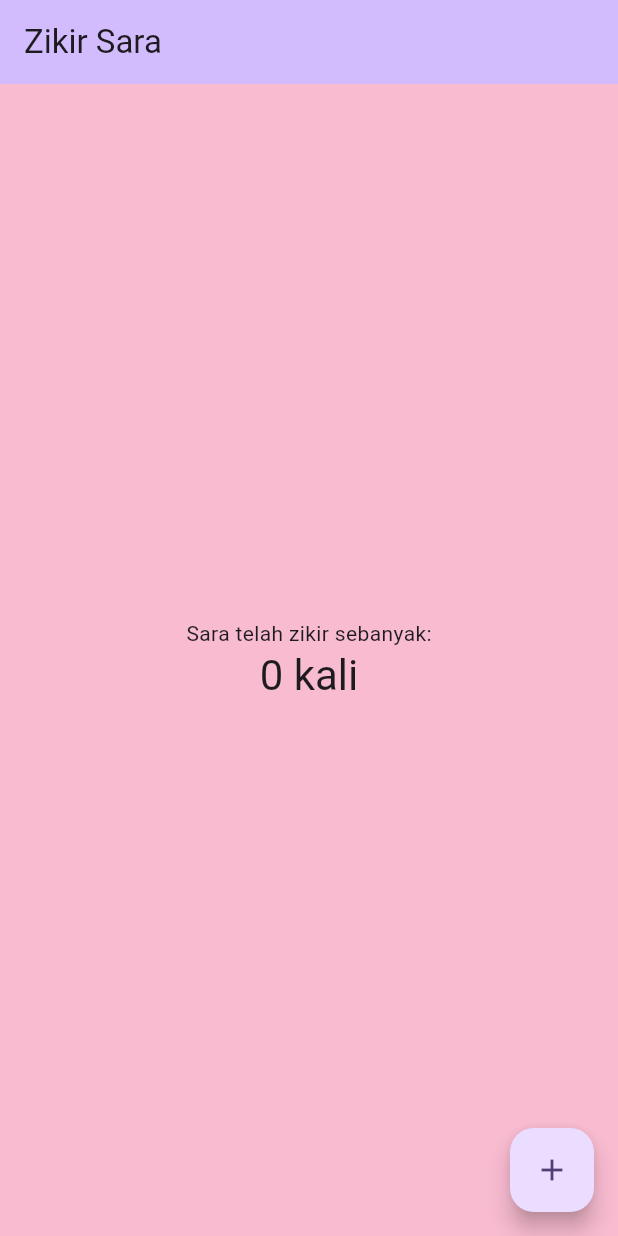
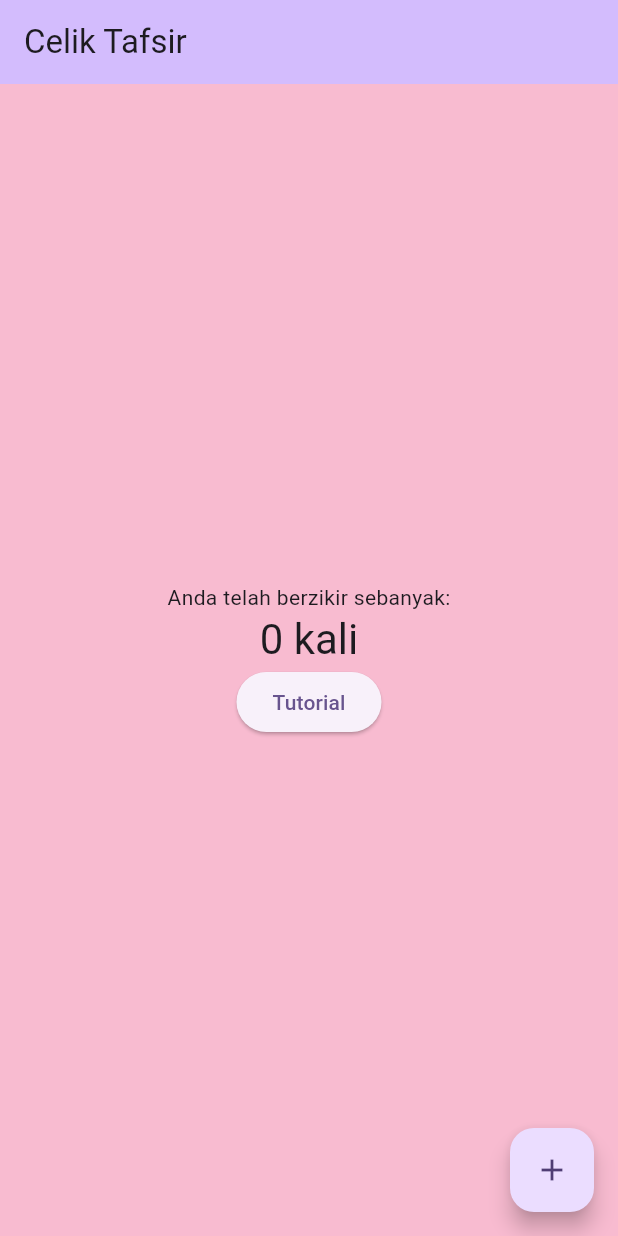
Before and after one commit to C24-S60348/celiktafsirv4, a Flutter app: the screen it shows after launch, on a phone screen of 412 x 824 dp. Run offline on Flutter 3.47's test engine with Material 3 defaults, Android fonts, the light colour scheme and no system bars.

Commit message:
tutorial page functional

```diff
--- /dev/null
+++ b/lib/homepage.dart
@@ -0,0 +1,54 @@
+import 'package:flutter/material.dart';
+
+class MyHomePage extends StatefulWidget {
+  const MyHomePage({super.key, required this.title});
+
+  final String title;
+
+  @override
+  State<MyHomePage> createState() => _MyHomePageState();
+}
+
+class _MyHomePageState extends State<MyHomePage> {
+  int _counter = 0;
+
+  void _incrementCounter() {
+    setState(() {
+      _counter++;
+    });
+  }
+
+  @override
+  Widget build(BuildContext context) {
+    return Scaffold(
+      appBar: AppBar(
+        backgroundColor: Theme.of(context).colorScheme.inversePrimary,
+        title: Text(widget.title),
+      ),
+      backgroundColor: Colors.pink[100],
+      body: Center(
+        child: Column(
+          mainAxisAlignment: MainAxisAlignment.center,
+          children: <Widget>[
+            const Text('Anda telah berzikir sebanyak:'),
+            Text(
+              '$_counter kali',
+              style: Theme.of(context).textTheme.headlineMedium,
+            ),
+            ElevatedButton(
+              onPressed: () {
+                Navigator.of(context).pushNamed('/tutorial');
+              },
+              child: Text('Tutorial'),
+            ),
+          ],
+        ),
+      ),
+      floatingActionButton: FloatingActionButton(
+        onPressed: _incrementCounter,
+        tooltip: 'Increment',
+        child: const Icon(Icons.add),
+      ),
+    );
+  }
+}
--- a/lib/main.dart
+++ b/lib/main.dart
@@ -1,5 +1,7 @@
 import 'package:flutter/material.dart';
 import 'splashscreen.dart';
+import 'homepage.dart';
+import 'tutorial.dart';
 
 void main() {
   runApp(const MyApp());
@@ -12,116 +14,16 @@ class MyApp extends StatelessWidget {
   @override
   Widget build(BuildContext context) {
     return MaterialApp(
-      title: 'CelikTafsir',
+      title: 'Celik Tafsir',
       theme: ThemeData(
-        // This is the theme of your application.
-        //
-        // TRY THIS: Try running your application with "flutter run". You'll see
-        // the application has a purple toolbar. Then, without quitting the app,
-        // try changing the seedColor in the colorScheme below to Colors.green
-        // and then invoke "hot reload" (save your changes or press the "hot
-        // reload" button in a Flutter-supported IDE, or press "r" if you used
-        // the command line to start the app).
-        //
-        // Notice that the counter didn't reset back to zero; the application
-        // state is not lost during the reload. To reset the state, use hot
-        // restart instead.
-        //
-        // This works for code too, not just values: Most code changes can be
-        // tested with just a hot reload.
         colorScheme: ColorScheme.fromSeed(seedColor: Colors.deepPurple),
       ),
       routes: {
-        '/home': (context) => MyHomePage(title: 'Zikir Sara'),
+        '/home': (context) => MyHomePage(title: 'Celik Tafsir'),
+        '/tutorial': (context) => Tutorial(),
       },
+      // home: Tutorial(),
       home: SplashScreen(),
     );
   }
 }
-
-class MyHomePage extends StatefulWidget {
-  const MyHomePage({super.key, required this.title});
-
-  // This widget is the home page of your application. It is stateful, meaning
-  // that it has a State object (defined below) that contains fields that affect
-  // how it looks.
-
-  // This class is the configuration for the state. It holds the values (in this
-  // case the title) provided by the parent (in this case the App widget) and
-  // used by the build method of the State. Fields in a Widget subclass are
-  // always marked "final".
-
-  final String title;
-
-  @override
-  State<MyHomePage> createState() => _MyHomePageState();
-}
-
-class _MyHomePageState extends State<MyHomePage> {
-  int _counter = 0;
-
-  void _incrementCounter() {
-    setState(() {
-      // This call to setState tells the Flutter framework that something has
-      // changed in this State, which causes it to rerun the build method below
-      // so that the display can reflect the updated values. If we changed
-      // _counter without calling setState(), then the build method would not be
-      // called again, and so nothing would appear to happen.
-      _counter++;
-    });
-  }
-
-  @override
-  Widget build(BuildContext context) {
-    // This method is rerun every time setState is called, for instance as done
-    // by the _incrementCounter method above.
-    //
-    // The Flutter framework has been optimized to make rerunning build methods
-    // fast, so that you can just rebuild anything that needs updating rather
-    // than having to individually change instances of widgets.
-    return Scaffold(
-      appBar: AppBar(
-        // TRY THIS: Try changing the color here to a specific color (to
-        // Colors.amber, perhaps?) and trigger a hot reload to see the AppBar
-        // change color while the other colors stay the same.
-        backgroundColor: Theme.of(context).colorScheme.inversePrimary,
-        // Here we take the value from the MyHomePage object that was created by
-        // the App.build method, and use it to set our appbar title.
-        title: Text(widget.title),
-      ),
-      backgroundColor: Colors.pink[100],
-      body: Center(
-        // Center is a layout widget. It takes a single child and positions it
-        // in the middle of the parent.
-        child: Column(
-          // Column is also a layout widget. It takes a list of children and
-          // arranges them vertically. By default, it sizes itself to fit its
-          // children horizontally, and tries to be as tall as its parent.
-          //
-          // Column has various properties to control how it sizes itself and
-          // how it positions its children. Here we use mainAxisAlignment to
-          // center the children vertically; the main axis here is the vertical
-          // axis because Columns are vertical (the cross axis would be
-          // horizontal).
-          //
-          // TRY THIS: Invoke "debug painting" (choose the "Toggle Debug Paint"
-          // action in the IDE, or press "p" in the console), to see the
-          // wireframe for each widget.
-          mainAxisAlignment: MainAxisAlignment.center,
-          children: <Widget>[
-            const Text('Sara telah zikir sebanyak:'),
-            Text(
-              '$_counter kali',
-              style: Theme.of(context).textTheme.headlineMedium,
-            ),
-          ],
-        ),
-      ),
-      floatingActionButton: FloatingActionButton(
-        onPressed: _incrementCounter,
-        tooltip: 'Increment',
-        child: const Icon(Icons.add),
-      ), // This trailing comma makes auto-formatting nicer for build methods.
-    );
-  }
-}
```
Also changed, not shown: lib/tutorial.dart (added, +104 -0 lines), assets/images/tutorial1.png (added), assets/images/tutorial2.png (added), assets/images/tutorial3.png (added), 1 other file.
